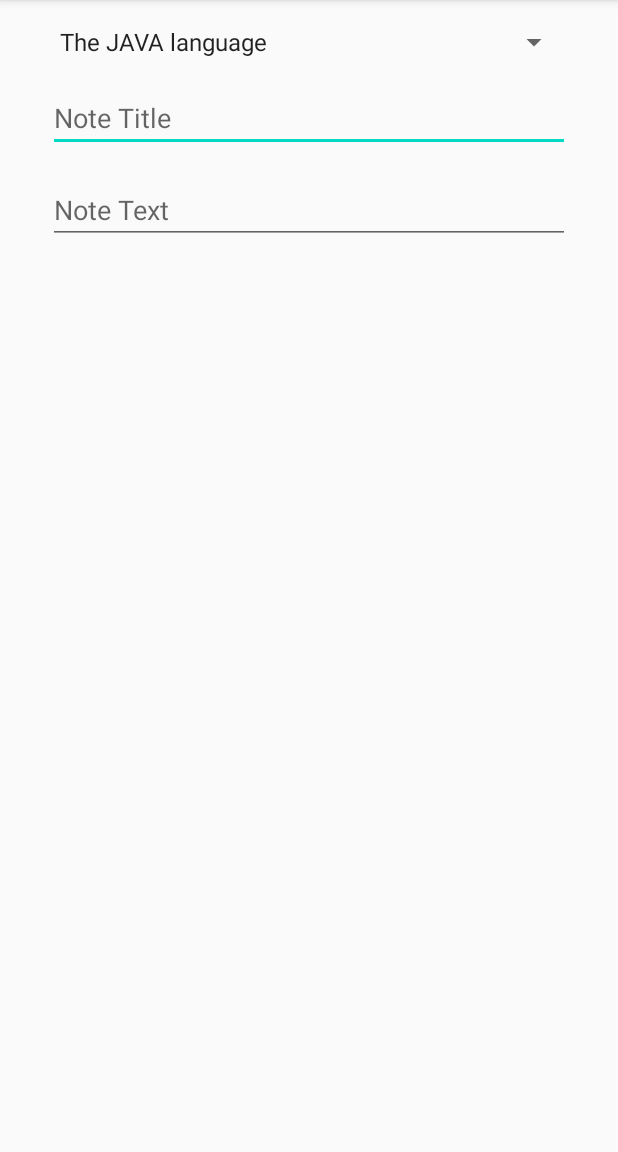
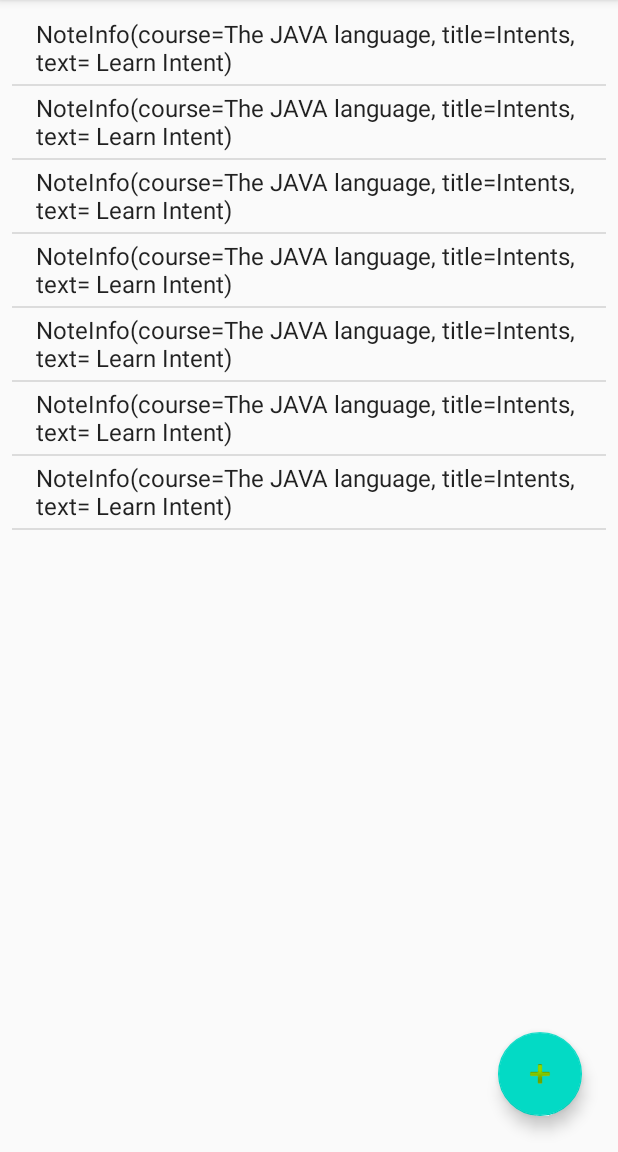
Before and after one commit to fardeen9983/Pluralsight-Android, an Android app: the screen it shows after launch (MainActivity), on a phone screen of 412 x 824 dp, the part 84-1236 px from its top. Run offline under Robolectric (Android 15) with nearby library versions, the phone set to English and light mode, and no system bars.

Commit message:
[KotlinBeginnerPath] : Data classes, Objects and Intents

```diff
--- a/KotinBeginnerPath/app/src/main/java/com/pluralsight/kotlin/notekeeper/DataManager.kt
+++ /dev/null
@@ -1,26 +0,0 @@
-package com.pluralsight.kotlin.notekeeper
-
-import com.pluralsight.kotlin.notekeeper.model.CourseInfo
-import com.pluralsight.kotlin.notekeeper.model.NoteInfo
-
-class DataManager {
-    val courses = HashMap<String, CourseInfo>()
-    val notes = ArrayList<NoteInfo>()
-
-    init {
-        initializeCourses()
-    }
-
-    private fun initializeCourses() {
-        var course = CourseInfo("android_intents", "Android Programming with Intents")
-        courses[course.courseID] = course
-
-        course = CourseInfo("android_async", "Android Async Programming and Services")
-        courses[course.courseID] = course
-
-        course = CourseInfo(courseID = "java_lang",title =  "The JAVA language")
-        courses[course.courseID] = course
-
-
-    }
-}
--- a/KotinBeginnerPath/app/src/main/java/com/pluralsight/kotlin/notekeeper/MainActivity.kt
+++ b/KotinBeginnerPath/app/src/main/java/com/pluralsight/kotlin/notekeeper/MainActivity.kt
@@ -1,9 +1,10 @@
 package com.pluralsight.kotlin.notekeeper
 
+import android.content.Intent
 import android.os.Bundle
 import android.widget.ArrayAdapter
 import androidx.appcompat.app.AppCompatActivity
-import com.pluralsight.kotlin.notekeeper.model.CourseInfo
+import com.pluralsight.kotlin.notekeeper.model.DataManager
 import kotlinx.android.synthetic.main.activity_main.*
 
 class MainActivity : AppCompatActivity() {
@@ -12,14 +13,9 @@ class MainActivity : AppCompatActivity() {
         super.onCreate(savedInstanceState)
         setContentView(R.layout.activity_main)
 
-        val dm = DataManager()
-        val adapterCourses = ArrayAdapter<CourseInfo>(
-            this,
-            android.R.layout.simple_spinner_item,
-            dm.courses.values.toList()
-        )
-        adapterCourses.setDropDownViewResource(android.R.layout.simple_spinner_dropdown_item)
-        spinnerCourses.adapter = adapterCourses
-
+        listNotes.adapter = ArrayAdapter(this,android.R.layout.simple_list_item_1,DataManager.notes)
+        fab.setOnClickListener {
+            startActivity(Intent(this, EditNoteActivity::class.java))
+        }
     }
 }
--- /dev/null
+++ b/KotinBeginnerPath/app/src/main/java/com/pluralsight/kotlin/notekeeper/model/DataManager.kt
@@ -0,0 +1,33 @@
+package com.pluralsight.kotlin.notekeeper.model
+
+object DataManager {
+    val courses = HashMap<String, CourseInfo>()
+    val notes = ArrayList<NoteInfo>()
+
+    init {
+        initializeCourses()
+        initializeNotes()
+    }
+
+    private fun initializeCourses() {
+        var course = CourseInfo("android_intents", "Android Programming with Intents")
+        courses[course.courseID] = course
+
+        course = CourseInfo("android_async", "Android Async Programming and Services")
+        courses[course.courseID] = course
+
+        course = CourseInfo(courseID = "java_lang",title =  "The JAVA language")
+        courses[course.courseID] = course
+    }
+
+    private fun initializeNotes(){
+        val courses = courses.values.toList()
+        notes.add(NoteInfo(courses[0],"Intents", " Learn Intent"))
+        notes.add(NoteInfo(courses[0],"Intents", " Learn Intent"))
+        notes.add(NoteInfo(courses[0],"Intents", " Learn Intent"))
+        notes.add(NoteInfo(courses[0],"Intents", " Learn Intent"))
+        notes.add(NoteInfo(courses[0],"Intents", " Learn Intent"))
+        notes.add(NoteInfo(courses[0],"Intents", " Learn Intent"))
+        notes.add(NoteInfo(courses[0],"Intents", " Learn Intent"))
+    }
+}
--- a/KotinBeginnerPath/app/src/main/java/com/pluralsight/kotlin/notekeeper/model/NoteKeeperModel.kt
+++ b/KotinBeginnerPath/app/src/main/java/com/pluralsight/kotlin/notekeeper/model/NoteKeeperModel.kt
@@ -1,9 +1,9 @@
 package com.pluralsight.kotlin.notekeeper.model
 
-class CourseInfo(val courseID : String, val title : String){
+data class CourseInfo(val courseID : String, val title : String){
     override fun toString(): String {
         return title
     }
 }
 
-class NoteInfo(var course: CourseInfo,var title: String, var text: String)
+data class NoteInfo(var course: CourseInfo,var title: String, var text: String)
--- a/KotinBeginnerPath/app/src/main/res/layout/activity_main.xml
+++ b/KotinBeginnerPath/app/src/main/res/layout/activity_main.xml
@@ -13,48 +13,20 @@
         android:layout_marginEnd="24dp"
         android:layout_marginBottom="24dp"
         android:clickable="true"
-        android:visibility="gone"
-        app:backgroundTint="@android:color/holo_blue_light"
         app:layout_constraintBottom_toBottomOf="parent"
         app:layout_constraintEnd_toEndOf="parent"
         app:srcCompat="@android:drawable/ic_input_add" />
 
-    <Spinner
-        android:id="@+id/spinnerCourses"
+    <ListView
+        android:id="@+id/listNotes"
         android:layout_width="0dp"
-        android:layout_height="wrap_content"
-        android:layout_marginStart="32dp"
-        android:layout_marginTop="16dp"
-        android:layout_marginEnd="32dp"
+        android:layout_height="0dp"
+        android:layout_marginStart="8dp"
+        android:layout_marginTop="8dp"
+        android:layout_marginEnd="8dp"
+        android:layout_marginBottom="8dp"
+        app:layout_constraintBottom_toBottomOf="parent"
         app:layout_constraintEnd_toEndOf="parent"
         app:layout_constraintStart_toStartOf="parent"
         app:layout_constraintTop_toTopOf="parent" />
-
-    <EditText
-        android:id="@+id/textNoteTitle"
-        android:layout_width="0dp"
-        android:layout_height="wrap_content"
-        android:layout_marginTop="16dp"
-        android:ems="10"
-        android:gravity="start|top"
-        android:hint="Note Title"
-        android:inputType="textMultiLine"
-        app:layout_constraintEnd_toEndOf="@+id/spinnerCourses"
-        app:layout_constraintStart_toStartOf="@+id/spinnerCourses"
-        app:layout_constraintTop_toBottomOf="@+id/spinnerCourses" />
-
-    <EditText
-        android:id="@+id/textNoteText"
-        android:layout_width="0dp"
-        android:layout_height="wrap_content"
-        android:layout_marginTop="16dp"
-        android:ems="10"
-        android:gravity="start|top"
-        android:hint="Note Text"
-        android:inputType="textMultiLine"
-        app:layout_constraintEnd_toEndOf="@+id/spinnerCourses"
-        app:layout_constraintHorizontal_bias="0.0"
-        app:layout_constraintStart_toStartOf="@+id/spinnerCourses"
-        app:layout_constraintTop_toBottomOf="@+id/textNoteTitle" />
-
 </androidx.constraintlayout.widget.ConstraintLayout>
```
Also changed, not shown: KotinBeginnerPath/app/src/main/AndroidManifest.xml (+8 -1 lines), KotinBeginnerPath/app/src/main/java/com/pluralsight/kotlin/notekeeper/EditNoteActivity.kt (added, +26 -0 lines), KotinBeginnerPath/app/src/main/res/layout/activity_edit_note.xml (added, +47 -0 lines).
